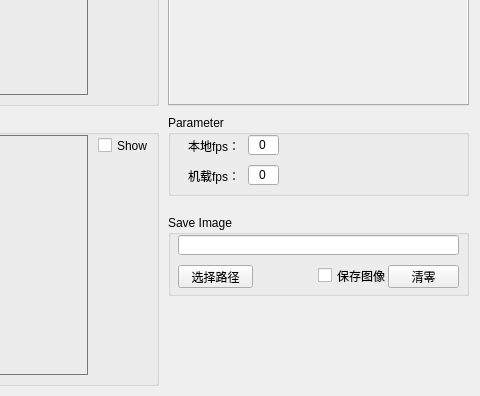
Above: GroundStation/mainwindow.ui from CopterWithCamera/GroundStation before the change; both pictures show x 462 to 942 and y 175 to 571 of the 942 by 571 pixel window. Below: the same form after it.
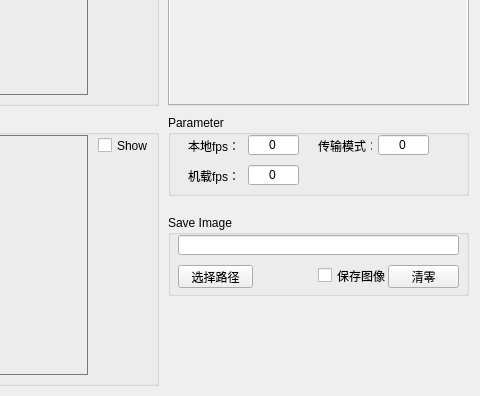
That is the form after the change.

Commit message: 增加mode显示功能（只支持串口）

```diff
--- a/GroundStation/mainwindow.ui
+++ b/GroundStation/mainwindow.ui
@@ -293,7 +293,7 @@
       <rect>
        <x>80</x>
        <y>20</y>
-       <width>31</width>
+       <width>51</width>
        <height>20</height>
       </rect>
      </property>
@@ -309,7 +309,7 @@
       <rect>
        <x>80</x>
        <y>50</y>
-       <width>31</width>
+       <width>51</width>
        <height>20</height>
       </rect>
      </property>
@@ -349,6 +349,35 @@
       <string>机载fps：</string>
      </property>
     </widget>
+    <widget class="QLineEdit" name="lineEdit_mode">
+     <property name="geometry">
+      <rect>
+       <x>210</x>
+       <y>20</y>
+       <width>51</width>
+       <height>20</height>
+      </rect>
+     </property>
+     <property name="text">
+      <string>0</string>
+     </property>
+     <property name="alignment">
+      <set>Qt::AlignCenter</set>
+     </property>
+    </widget>
+    <widget class="QLabel" name="label_mode">
+     <property name="geometry">
+      <rect>
+       <x>150</x>
+       <y>20</y>
+       <width>54</width>
+       <height>21</height>
+      </rect>
+     </property>
+     <property name="text">
+      <string>传输模式：</string>
+     </property>
+    </widget>
    </widget>
    <widget class="QGroupBox" name="group_Result">
     <property name="geometry">
```
The commit also changes 4 other files.
